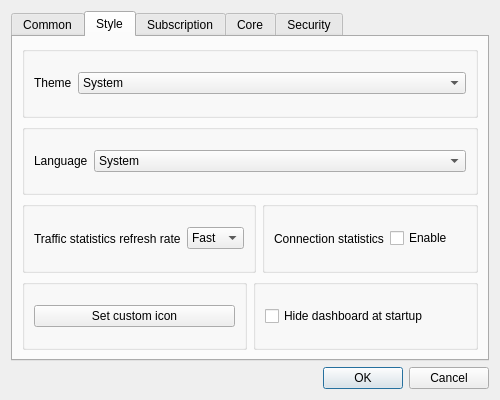
MatsuriDayo/nekoray, file ui/dialog_basic_settings.ui: the form before one commit.
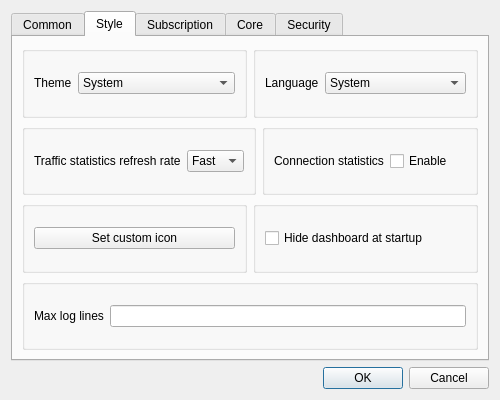
The form after the commit. The open tabs and pages were chosen to show the change. Custom widgets are drawn as their Qt base class.

Commit message: feat: max log lines

The edit to the form file:
```diff
--- a/ui/dialog_basic_settings.ui
+++ b/ui/dialog_basic_settings.ui
@@ -250,7 +250,51 @@
        <string>Style</string>
       </attribute>
       <layout class="QGridLayout" name="gridLayout_5">
+       <item row="4" column="0">
+        <layout class="QHBoxLayout" name="_4">
+         <item>
+          <widget class="QGroupBox" name="horizontalGroupBox2">
+           <layout class="QHBoxLayout" name="horizontalLayout_20">
+            <item>
+             <widget class="QPushButton" name="set_custom_icon">
+              <property name="sizePolicy">
+               <sizepolicy hsizetype="Preferred" vsizetype="Fixed">
+                <horstretch>0</horstretch>
+                <verstretch>0</verstretch>
+               </sizepolicy>
+              </property>
+              <property name="text">
+               <string>Set custom icon</string>
+              </property>
+             </widget>
+            </item>
+           </layout>
+          </widget>
+         </item>
+         <item>
+          <widget class="QGroupBox" name="horizontalGroupBox_5">
+           <layout class="QHBoxLayout" name="horizontalLayout_6">
+            <item>
+             <widget class="QCheckBox" name="start_minimal">
+              <property name="sizePolicy">
+               <sizepolicy hsizetype="Preferred" vsizetype="Fixed">
+                <horstretch>0</horstretch>
+                <verstretch>0</verstretch>
+               </sizepolicy>
+              </property>
+              <property name="text">
+               <string>Hide dashboard at startup</string>
+              </property>
+             </widget>
+            </item>
+           </layout>
+          </widget>
+         </item>
+        </layout>
+       </item>
        <item row="0" column="0">
+        <layout class="QHBoxLayout" name="_3">
+         <item>
         <widget class="QGroupBox" name="groupBox">
          <layout class="QHBoxLayout" name="horizontalLayout_4">
           <item>
@@ -293,7 +337,7 @@
          </layout>
         </widget>
        </item>
-       <item row="1" column="0">
+         <item>
         <widget class="QGroupBox" name="groupBox2">
          <layout class="QHBoxLayout" name="horizontalLayout_7">
           <item>
@@ -336,7 +380,9 @@
          </layout>
         </widget>
        </item>
-       <item row="2" column="0">
+        </layout>
+       </item>
+       <item row="3" column="0">
         <layout class="QHBoxLayout" name="horizontalLayout_12">
          <item>
           <widget class="QGroupBox" name="traffic_statistics_box">
@@ -392,47 +438,21 @@
          </item>
         </layout>
        </item>
-       <item row="3" column="0">
-        <layout class="QHBoxLayout" name="horizontalLayout_22">
+       <item row="5" column="0">
+        <widget class="QGroupBox" name="groupBox_2">
+         <layout class="QHBoxLayout" name="horizontalLayout_23">
          <item>
-          <widget class="QGroupBox" name="horizontalGroupBox2">
-           <layout class="QHBoxLayout" name="horizontalLayout_20">
-            <item>
-             <widget class="QPushButton" name="set_custom_icon">
-              <property name="sizePolicy">
-               <sizepolicy hsizetype="Preferred" vsizetype="Fixed">
-                <horstretch>0</horstretch>
-                <verstretch>0</verstretch>
-               </sizepolicy>
-              </property>
+           <widget class="QLabel" name="label_17">
               <property name="text">
-               <string>Set custom icon</string>
+             <string>Max log lines</string>
               </property>
              </widget>
             </item>
-           </layout>
-          </widget>
-         </item>
          <item>
-          <widget class="QGroupBox" name="horizontalGroupBox_5">
-           <layout class="QHBoxLayout" name="horizontalLayout_6">
-            <item>
-             <widget class="QCheckBox" name="start_minimal">
-              <property name="sizePolicy">
-               <sizepolicy hsizetype="Preferred" vsizetype="Fixed">
-                <horstretch>0</horstretch>
-                <verstretch>0</verstretch>
-               </sizepolicy>
-              </property>
-              <property name="text">
-               <string>Hide dashboard at startup</string>
-              </property>
-             </widget>
+           <widget class="QLineEdit" name="max_log_line"/>
             </item>
            </layout>
           </widget>
-         </item>
-        </layout>
        </item>
       </layout>
      </widget>
@@ -492,7 +512,7 @@
          </property>
          <layout class="QVBoxLayout" name="verticalLayout_3">
           <item>
-           <layout class="QHBoxLayout" name="horizontalLayout_6">
+           <layout class="QHBoxLayout" name="horizontalLayout_22">
             <item>
              <widget class="QLabel" name="label_12">
               <property name="text">
```
Left out of the diff: 20 changed lines with no effect on the pictures. Lines whose indentation alone changed are shown as unchanged. The commit also changes 6 other files.
